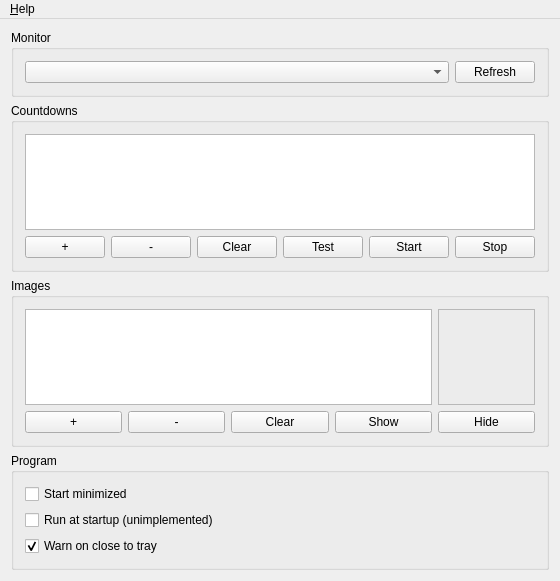
flopcat/presenter, file mainwindow.ui: the form before one commit.
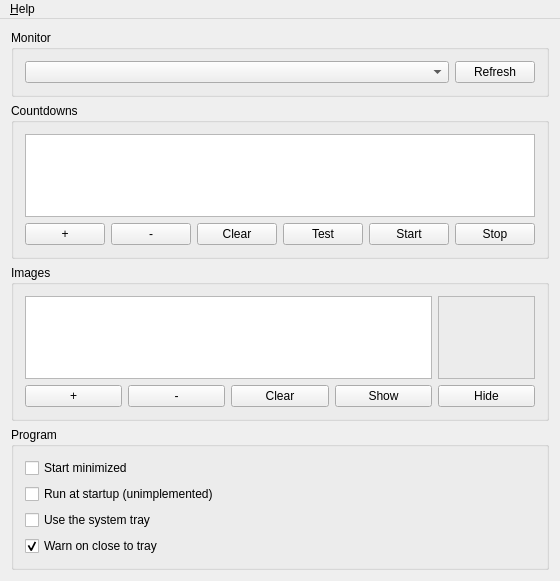
The form after the commit. Icons and pictures are not drawn.

Commit message:
mainwindow: make tray icon optional, screen api fixes
Make use of the system tray optional.

Attach signals to each screen instead of the desktop widget api.  The
desktop widget api is deprecated in Qt 6.

```diff
--- a/mainwindow.ui
+++ b/mainwindow.ui
@@ -6,7 +6,7 @@
    <rect>
     <x>0</x>
     <y>0</y>
-    <width>518</width>
+    <width>552</width>
     <height>581</height>
    </rect>
   </property>
@@ -198,6 +198,13 @@
          </property>
         </widget>
        </item>
+       <item>
+        <widget class="QCheckBox" name="programSystemTray">
+         <property name="text">
+          <string>Use the system tray</string>
+         </property>
+        </widget>
+       </item>
        <item>
         <widget class="QCheckBox" name="programWarnOnClose">
          <property name="text">
```
Left out of the diff: 4 changed lines with no effect on the pictures. The commit also changes 4 other files.
